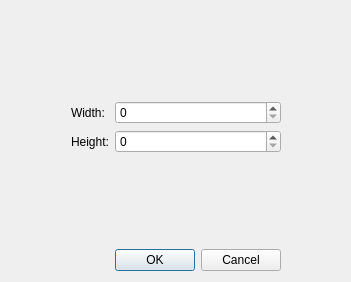
Before: the Qt Designer form src/dialog.ui in Engin-of-MAD/s21_snake, drawn with Qt 5.
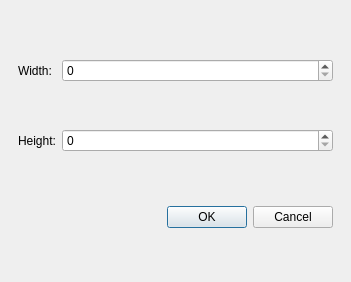
After: the same form once the commit is applied.

What changed in the file:
```diff
--- a/src/dialog.ui
+++ b/src/dialog.ui
@@ -20,10 +20,10 @@
       <enum>Qt::Vertical</enum>
      </property>
      <property name="sizeHint" stdset="0">
-      <size>
+      <fixSize>
        <width>20</width>
        <height>40</height>
-      </size>
+      </fixSize>
      </property>
     </spacer>
    </item>
@@ -49,10 +49,10 @@
       <enum>Qt::Horizontal</enum>
      </property>
      <property name="sizeHint" stdset="0">
-      <size>
+      <fixSize>
        <width>40</width>
        <height>20</height>
-      </size>
+      </fixSize>
      </property>
     </spacer>
    </item>
@@ -62,10 +62,10 @@
       <enum>Qt::Horizontal</enum>
      </property>
      <property name="sizeHint" stdset="0">
-      <size>
+      <fixSize>
        <width>40</width>
        <height>20</height>
-      </size>
+      </fixSize>
      </property>
     </spacer>
    </item>
@@ -89,10 +89,10 @@
       <enum>Qt::Vertical</enum>
      </property>
      <property name="sizeHint" stdset="0">
-      <size>
+      <fixSize>
        <width>20</width>
        <height>40</height>
-      </size>
+      </fixSize>
      </property>
     </spacer>
    </item>
```
